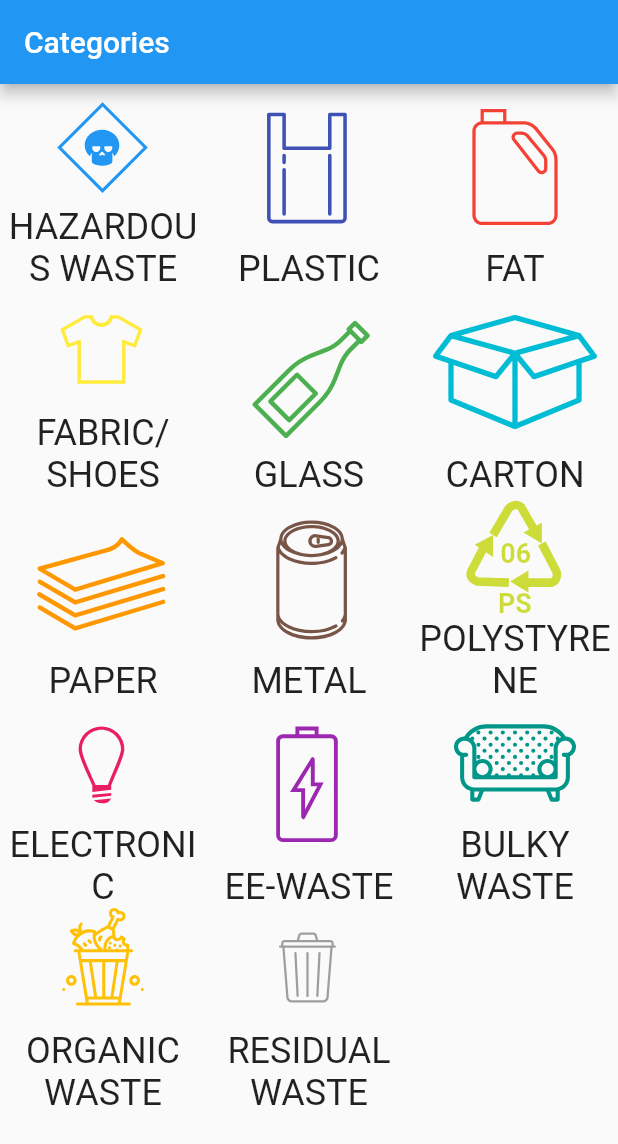
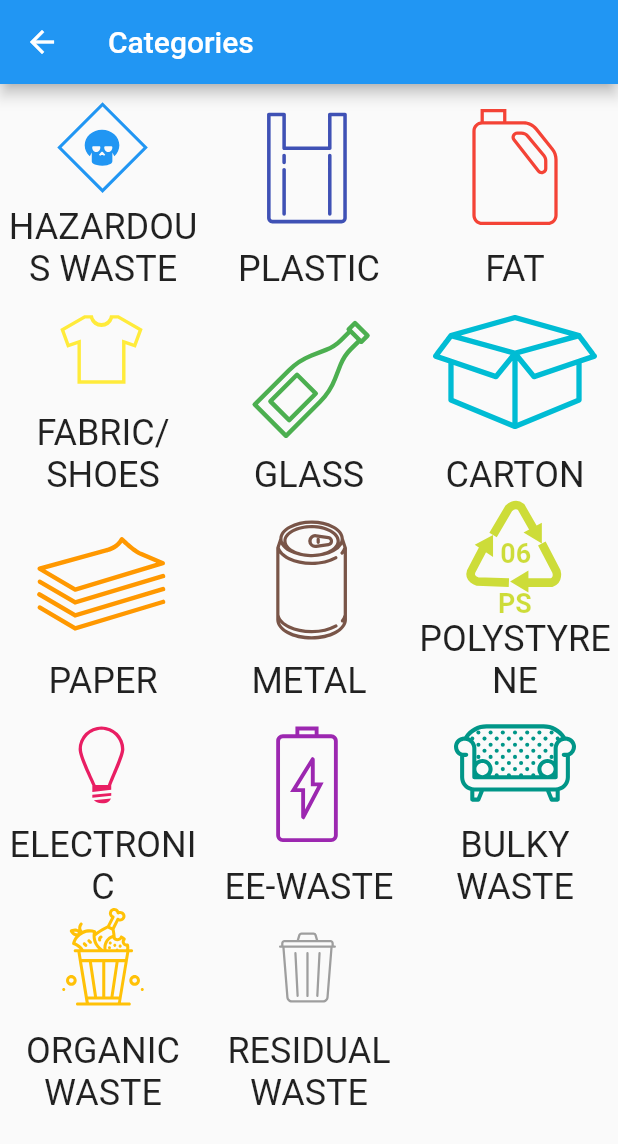
Before and after one commit to kirvader/GarbageCollector, a Flutter app: the screen it shows after launch, after a tap on "Browse categories manually", on a phone screen of 412 x 824 dp. Shown: the top 1144 px of the screen. Run offline on Flutter 3.47's test engine with Material 2 defaults, Android fonts, the phone set to English and light mode, and no system bars; our stand-ins replace camera, flutter_map, flutter_svg, fluttertoast, get, latlong2 and 1 more; missing offline and left inert: maps_launcher, positioned_tap_detector_2, tflite_flutter, tflite_flutter_helper.

Commit message:
added appbars and redirection to main window

```diff
--- a/lib/pages/camera/view.dart
+++ b/lib/pages/camera/view.dart
@@ -13,7 +13,10 @@ class CameraPageView extends GetView<CameraPageController> {
   @override
   Widget build(BuildContext context) {
     return Scaffold(
-      appBar: AppBar(title: const Text('Chose item to scan')),
+      appBar: AppBar(title: const Text('Chose item to scan'),
+          leading: BackButton(
+              color: Colors.white
+          )),
       body: FutureBuilder(
           future: availableCameras(),
           builder: (BuildContext context,
--- a/lib/pages/categories/view.dart
+++ b/lib/pages/categories/view.dart
@@ -50,7 +50,11 @@ class CategoriesPageView extends GetView<CategoriesPageController> {
     return MaterialApp(
       title: title,
       home: Scaffold(
-        appBar: AppBar(title: const Text('Categories')),
+        appBar: AppBar(title: const Text('Categories'),
+            leading: BackButton(
+            color: Colors.white
+        )),
+
         body: GridView.count(
           crossAxisCount: 3,
           children: List.generate(categories.length, (categoryIndex) {
--- a/lib/pages/info/view.dart
+++ b/lib/pages/info/view.dart
@@ -17,6 +17,10 @@ class InfoPageView extends GetView<InfoPageController> {
     var category = arguments["categoryName"] as String;
 
     return Scaffold(
+      appBar: AppBar(title: const Text('Info'),
+          leading: BackButton(
+          color: Colors.white
+      )),
           body: FutureBuilder(
         future: fetchDescription(category, context),
         builder: (BuildContext context, AsyncSnapshot<dynamic> snapshot) {
--- a/lib/pages/map/view.dart
+++ b/lib/pages/map/view.dart
@@ -26,7 +26,10 @@ class MapPageView extends GetView<MapPageController> {
           }
         });
     return Scaffold(
-      appBar: AppBar(title: const Text('Closest Recycle Points')),
+      appBar: AppBar(title: const Text('Closest Recycle Points'),
+          leading: BackButton(
+              color: Colors.white
+          )),
       body: Column(
         children: [
           Flexible(
--- a/lib/pages/node_add_form/view.dart
+++ b/lib/pages/node_add_form/view.dart
@@ -18,7 +18,10 @@ class NodeAddFormPageView extends GetView<NodeAddFormPageController> {
   Widget build(BuildContext context) {
     final coords = Get.arguments as LatLng;
     return Scaffold(
-        appBar: AppBar(title: const Text('Recycle Point Details')),
+        appBar: AppBar(title: const Text('Recycle Point Details'),
+            leading: BackButton(
+                color: Colors.white
+            )),
         body: Column(children: [
           Flexible(
             child: ListView(
@@ -83,6 +86,7 @@ class NodeAddFormPageView extends GetView<NodeAddFormPageController> {
                               gravity: ToastGravity.BOTTOM,    // location
                             timeInSecForIosWeb: 1
                           );
+                          Get.offAllNamed(Paths.main);
                         },
                         child: Text("Submit"))
                   ]),
--- a/lib/pages/node_add_map/view.dart
+++ b/lib/pages/node_add_map/view.dart
@@ -17,7 +17,10 @@ class NodeAddMapPageView extends GetView<NodeAddMapPageController> {
   @override
   Widget build(BuildContext context) {
     return Scaffold(
-      appBar: AppBar(title: const Text('Choose Location')),
+      appBar: AppBar(title: const Text('Choose Location'),
+          leading: BackButton(
+              color: Colors.white
+          )),
       body: Column(
         children: [
           Flexible(
```
